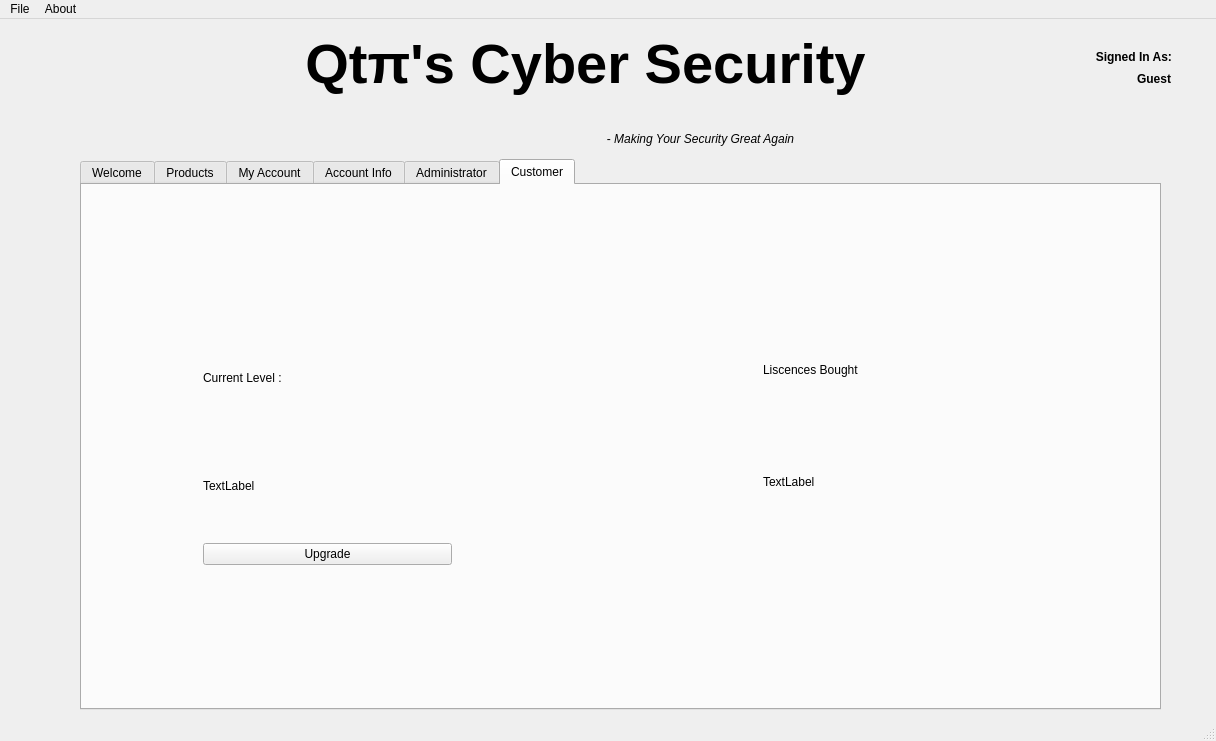
The window that qt/mainwindow.ui (minipunch/cs1cproject2) describes before a commit, drawn with Qt 5.
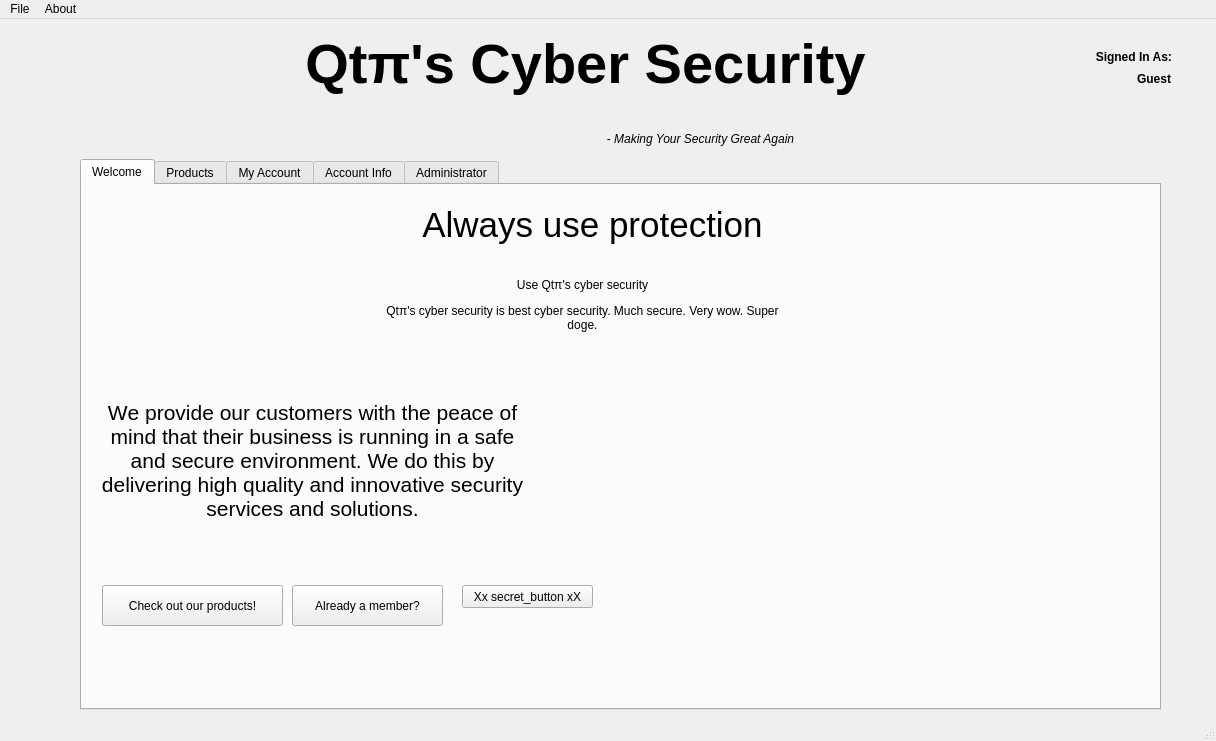
The same window after the commit. Icons and pictures are not drawn.

Diff of the .ui file:
```diff
--- a/qt/mainwindow.ui
+++ b/qt/mainwindow.ui
@@ -46,7 +46,7 @@
      </rect>
     </property>
     <property name="currentIndex">
-     <number>5</number>
+     <number>0</number>
     </property>
     <widget class="QWidget" name="welcomeTab">
      <attribute name="title">
@@ -1908,87 +1908,6 @@
        <bool>true</bool>
       </property>
      </widget>
-     <widget class="QPushButton" name="pushButton_4">
-      <property name="geometry">
-       <rect>
-        <x>870</x>
-        <y>470</y>
-        <width>75</width>
-        <height>23</height>
-       </rect>
-      </property>
-      <property name="text">
-       <string>Remove </string>
-      </property>
-     </widget>
-    </widget>
-    <widget class="QWidget" name="customerTab">
-     <attribute name="title">
-      <string>Customer</string>
-     </attribute>
-     <widget class="QWidget" name="layoutWidget">
-      <property name="geometry">
-       <rect>
-        <x>110</x>
-        <y>130</y>
-        <width>271</width>
-        <height>261</height>
-       </rect>
-      </property>
-      <layout class="QGridLayout" name="gridLayout_8">
-       <item row="0" column="0">
-        <layout class="QGridLayout" name="gridLayout_7">
-         <item row="0" column="0">
-          <widget class="QLabel" name="label_8">
-           <property name="text">
-            <string>Current Level : </string>
-           </property>
-          </widget>
-         </item>
-         <item row="1" column="0">
-          <widget class="QLabel" name="levelLabel">
-           <property name="text">
-            <string>TextLabel</string>
-           </property>
-          </widget>
-         </item>
-        </layout>
-       </item>
-       <item row="1" column="0">
-        <widget class="QPushButton" name="upgradeButton">
-         <property name="text">
-          <string>Upgrade</string>
-         </property>
-        </widget>
-       </item>
-      </layout>
-     </widget>
-     <widget class="QWidget" name="layoutWidget">
-      <property name="geometry">
-       <rect>
-        <x>670</x>
-        <y>120</y>
-        <width>281</width>
-        <height>241</height>
-       </rect>
-      </property>
-      <layout class="QGridLayout" name="gridLayout_9">
-       <item row="0" column="0">
-        <widget class="QLabel" name="label_9">
-         <property name="text">
-          <string>Liscences Bought</string>
-         </property>
-        </widget>
-       </item>
-       <item row="1" column="0">
-        <widget class="QLabel" name="label_11">
-         <property name="text">
-          <string>TextLabel</string>
-         </property>
-        </widget>
-       </item>
-      </layout>
-     </widget>
     </widget>
    </widget>
    <widget class="QLabel" name="label_7">
```
Left out of the diff: 34 changed lines with no effect on the pictures.
